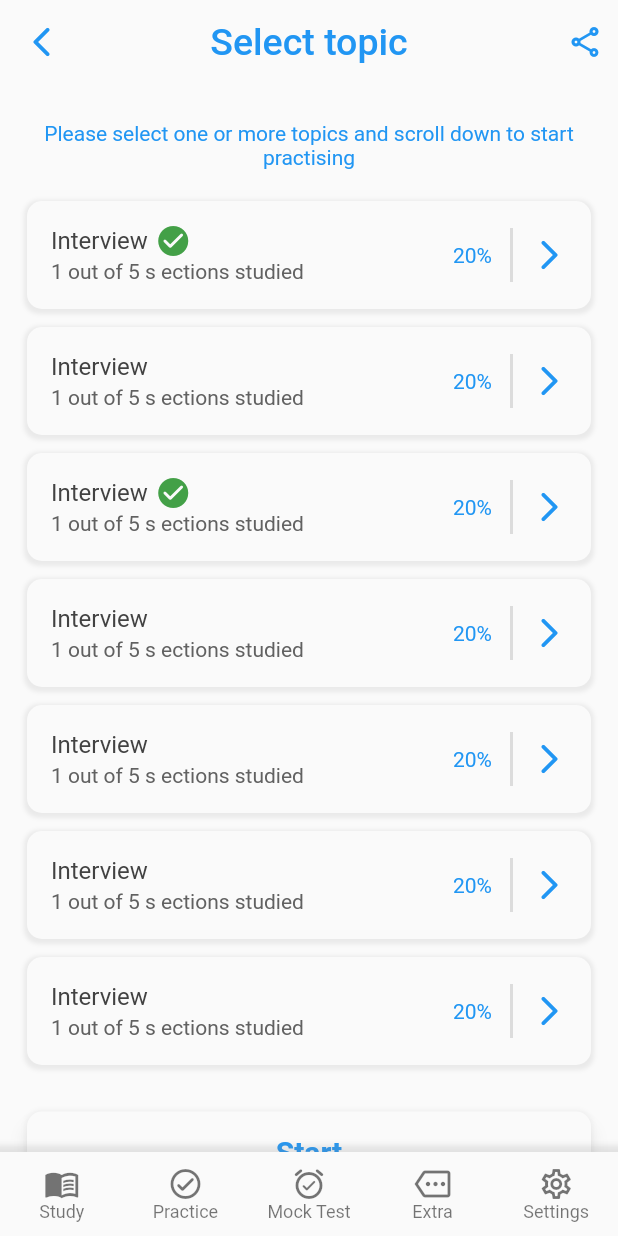
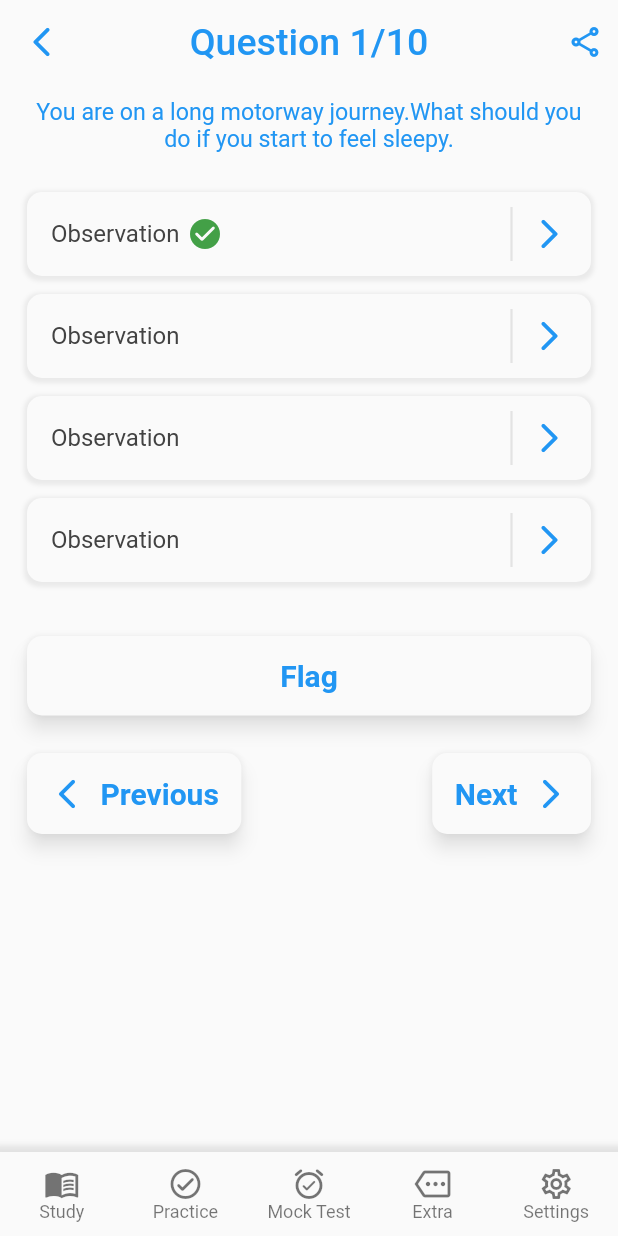
Before and after one commit to metaspook/theory_test, a Flutter app: the screen it shows after launch, on a phone screen of 412 x 824 dp. Run offline on Flutter 3.47's test engine with Material 2 defaults, Android fonts, the phone set to English and light mode, and no system bars; our stand-ins replace percent_indicator.

Commit message:
add interview, question page

```diff
--- a/lib/pages/question_page.dart
+++ b/lib/pages/question_page.dart
@@ -3,7 +3,7 @@ import 'package:theory_test/widgets/inner_page_widget.dart';
 
 class QuestionPage extends StatelessWidget {
   const QuestionPage({Key? key}) : super(key: key);
-  static const routeName = '/practice/question_page';
+  static const routeName = '/practice/question';
 
   @override
   Widget build(BuildContext context) {
--- /dev/null
+++ b/lib/pages/question_page5.dart
@@ -0,0 +1,118 @@
+import 'package:flutter/material.dart';
+import 'package:theory_test/widgets/center_title_button.dart';
+import 'package:theory_test/widgets/divide_arrow_button.dart';
+import 'package:theory_test/widgets/inner_page_widget.dart';
+
+class QuestionPage5 extends StatelessWidget {
+  const QuestionPage5({Key? key}) : super(key: key);
+  static const routeName = '/mock_test/question5';
+
+  @override
+  Widget build(BuildContext context) {
+    final colorScheme = Theme.of(context).colorScheme;
+    return InnerPageWidget(
+      appBarTitle: 'Question 1/10',
+      child: ListView(
+          padding:
+              const EdgeInsets.only(right: 18, left: 18, top: 10, bottom: 30),
+          children: [
+            Text(
+              'You are on a long motorway journey.What should you do if you start to feel sleepy.',
+              textAlign: TextAlign.center,
+              style: TextStyle(fontSize: 15.5, color: colorScheme.primary),
+            ),
+            const SizedBox(height: 20),
+            for (int i = 0; i < 4; i++)
+              Padding(
+                padding: const EdgeInsets.symmetric(vertical: 6),
+                child: DivideArrowButton(
+                  arrowColor: colorScheme.primary,
+                  color: colorScheme.secondary,
+                  title: Row(
+                    children: [
+                      Text(
+                        'Observation',
+                        style: TextStyle(color: Colors.grey.shade800),
+                      ),
+                      if (i == 0) ...[
+                        const SizedBox(width: 5),
+                        Icon(
+                          Icons.check_circle_rounded,
+                          color: Colors.green.shade600,
+                        )
+                      ]
+                    ],
+                  ),
+                  onTap: () {},
+                ),
+              ),
+            const SizedBox(height: 30),
+            CenterTitleButton(
+                color: colorScheme.secondary,
+                titleColor: colorScheme.primary,
+                title: 'Flag',
+                onPressed: () {}),
+            const SizedBox(height: 25),
+            Row(
+              mainAxisAlignment: MainAxisAlignment.spaceBetween,
+              children: [
+                ElevatedButton(
+                  style: ElevatedButton.styleFrom(
+                    padding: const EdgeInsets.all(15),
+                    primary: colorScheme.secondary,
+                    onPrimary: colorScheme.primary,
+                    textStyle: Theme.of(context)
+                        .textTheme
+                        .titleLarge!
+                        .copyWith(fontWeight: FontWeight.bold),
+                    elevation: 5,
+                    shadowColor: Colors.white.withOpacity(0.85),
+                    shape: RoundedRectangleBorder(
+                      borderRadius: BorderRadius.circular(10),
+                    ),
+                  ),
+                  onPressed: () {},
+                  child: Row(
+                    children: [
+                      Icon(
+                        Icons.arrow_back_ios_rounded,
+                        color: colorScheme.primary,
+                      ),
+                      const SizedBox(width: 10),
+                      const Text('Previous'),
+                    ],
+                  ),
+                ),
+                ElevatedButton(
+                  style: ElevatedButton.styleFrom(
+                    padding: const EdgeInsets.all(15),
+                    primary: colorScheme.secondary,
+                    onPrimary: colorScheme.primary,
+                    textStyle: Theme.of(context)
+                        .textTheme
+                        .titleLarge!
+                        .copyWith(fontWeight: FontWeight.bold),
+                    elevation: 5,
+                    shadowColor: Colors.white.withOpacity(0.85),
+                    shape: RoundedRectangleBorder(
+                      borderRadius: BorderRadius.circular(10),
+                    ),
+                  ),
+                  onPressed: () {},
+                  child: Row(
+                    children: [
+                      const Text('Next'),
+                      const SizedBox(width: 10),
+                      Icon(
+                        Icons.arrow_forward_ios_rounded,
+                        color: colorScheme.primary,
+                      ),
+                    ],
+                  ),
+                ),
+              ],
+            )
+          ]),
+    );
+  }
+}
--- a/lib/pages/select_topic_page.dart
+++ b/lib/pages/select_topic_page.dart
@@ -2,8 +2,8 @@ import 'package:flutter/material.dart';
 import 'package:theory_test/widgets/divide_arrow_button.dart';
 import 'package:theory_test/widgets/inner_page_widget.dart';
 
-class SelectTopic extends StatelessWidget {
-  const SelectTopic({Key? key}) : super(key: key);
+class SelectTopicPage extends StatelessWidget {
+  const SelectTopicPage({Key? key}) : super(key: key);
   static const routeName = '/study/select_topic';
 
   @override
--- a/lib/pages/select_topic_page2.dart
+++ b/lib/pages/select_topic_page2.dart
@@ -3,8 +3,8 @@ import 'package:theory_test/widgets/center_title_button.dart';
 import 'package:theory_test/widgets/divide_arrow_button.dart';
 import 'package:theory_test/widgets/inner_page_widget.dart';
 
-class SelectTopic2 extends StatelessWidget {
-  const SelectTopic2({Key? key}) : super(key: key);
+class SelectTopicPage2 extends StatelessWidget {
+  const SelectTopicPage2({Key? key}) : super(key: key);
   static const routeName = '/practice/select_topic2';
 
   @override
--- a/lib/utils/routes.dart
+++ b/lib/utils/routes.dart
@@ -1,8 +1,14 @@
 import 'package:theory_test/pages/extra_inner_pages/extra_inner_pages.dart';
+import 'package:theory_test/pages/interview_page.dart';
+import 'package:theory_test/pages/interview_page2.dart';
 import 'package:theory_test/pages/observation_page.dart';
 import 'package:theory_test/pages/observation_page2.dart';
 import 'package:theory_test/pages/pages.dart';
 import 'package:theory_test/pages/question_page.dart';
+import 'package:theory_test/pages/question_page2.dart';
+import 'package:theory_test/pages/question_page3.dart';
+import 'package:theory_test/pages/question_page4.dart';
+import 'package:theory_test/pages/question_page5.dart';
 import 'package:theory_test/pages/select_topic_page.dart';
 import 'package:theory_test/pages/select_topic_page2.dart';
 
@@ -23,15 +29,21 @@ class Routes {
   static final homeChildPageRoutes = {
     '/study': (_) => const StudyPage(),
     '/study/observation': (_) => const ObservationPage(),
-    '/study/select_topic': (_) => const SelectTopic(),
+    '/study/select_topic': (_) => const SelectTopicPage(),
     '/study/observation2': (_) => const ObservationPage2(),
+    '/study/interview': (_) => const InterviewPage(),
+    '/study/interview2': (_) => const InterviewPage2(),
     '/practice': (_) => const PracticePage(),
-    '/practice/question_page': (_) => const QuestionPage(),
-    '/practice/select_topic2': (_) => const SelectTopic2(),
+    '/practice/question': (_) => const QuestionPage(),
+    '/practice/question2': (_) => const QuestionPage2(),
+    '/practice/question3': (_) => const QuestionPage3(),
+    '/practice/question4': (_) => const QuestionPage4(),
+    '/practice/select_topic2': (_) => const SelectTopicPage2(),
     '/mock_test': (_) => const MockTestPage(),
+    '/mock_test/question5': (_) => const QuestionPage5(),
   };
   static final pageRoutes = {
-    '/': (_) => const SelectTopic2(),
+    '/': (_) => const QuestionPage5(),
     '/home': (_) => const HomePage(),
     '/extra': (_) => const ExtraPage(),
     '/settings': (_) => const SettingsPage(),
--- a/lib/widgets/divide_arrow_button.dart
+++ b/lib/widgets/divide_arrow_button.dart
@@ -45,8 +45,9 @@ class DivideArrowButton extends StatelessWidget {
           children: [
             if (trailing != null) trailing!,
             const SizedBox(width: 5),
-            const VerticalDivider(
-              thickness: 2,
+            VerticalDivider(
+              color: Colors.grey.withOpacity(0.25),
+              thickness: 1.5,
               indent: 10,
               endIndent: 10,
             ),
--- a/pubspec.yaml
+++ b/pubspec.yaml
@@ -60,7 +60,8 @@ flutter:
   uses-material-design: true
 
   # To add assets to your application, add an assets section, like this:
-  # assets:
+  assets:
+    - assets/images/
   #   - images/a_dot_burr.jpeg
   #   - images/a_dot_ham.jpeg
 
```
Also changed, not shown: lib/pages/interview_page.dart (added, +43 -0 lines), lib/pages/interview_page2.dart (added, +35 -0 lines), lib/pages/question_page2.dart (added, +124 -0 lines), lib/pages/question_page3.dart (added, +141 -0 lines), lib/pages/question_page4.dart (added, +118 -0 lines), assets/images/Theory test_byke.jpg (added).
